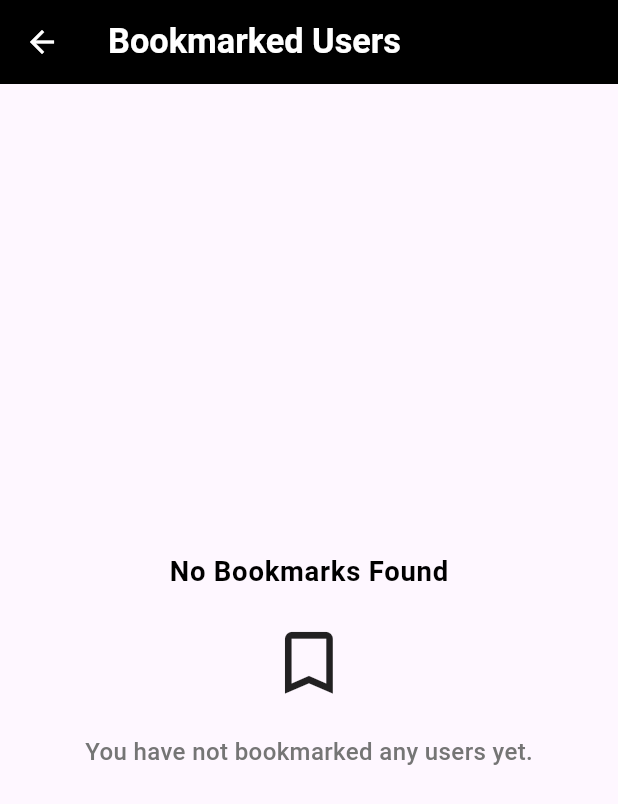
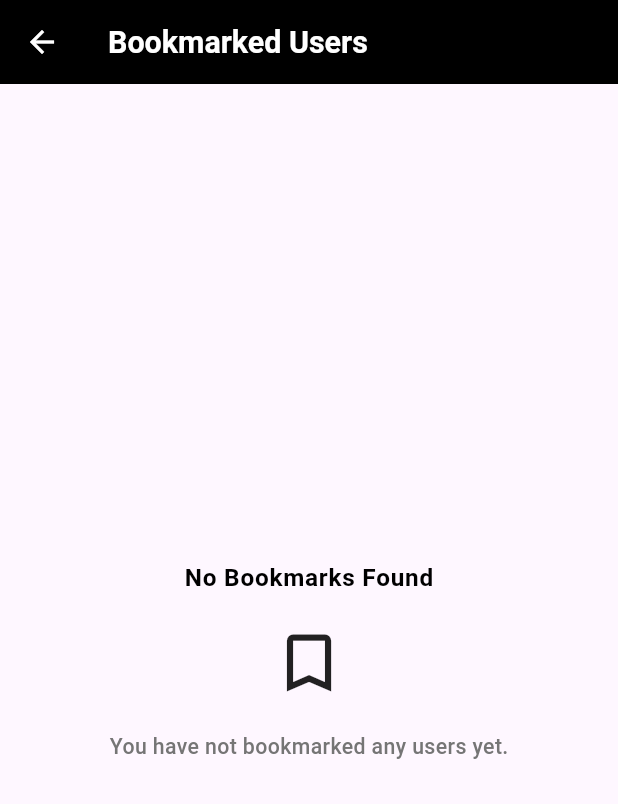
Before and after one commit to hussienhamdy/sof_demo, a Flutter app: the screen it shows after launch, after a tap on the "bookmark" icon, on a phone screen of 412 x 824 dp. Shown: the top 804 px of the screen. Run offline on Flutter 3.47's test engine with Material 3 defaults, Android fonts, the phone set to English and light mode, and no system bars; our stand-ins replace cached_network_image, connectivity_plus, dio, flutter_riverpod, flutter_screenutil, flutter_spinkit and 2 more; accounts and stored records are empty; network calls fail.

Commit message:
- Added a confirmation popup for the bookmark actions. - Fix to text theme configuration.

```diff
--- a/lib/features/users/presentation/widgets/user_reputation_list_item.dart
+++ b/lib/features/users/presentation/widgets/user_reputation_list_item.dart
@@ -48,7 +48,7 @@ class UserReputationListItem extends StatelessWidget {
                   SizedBox(height: 4.h),
                   Text(
                     reputation.creationDate.formattedDate,
-                    style: TextTheme.of(context).bodyMedium,
+                    style: TextTheme.of(context).bodySmall,
                   ),
                 ],
               ),
@@ -62,7 +62,7 @@ class UserReputationListItem extends StatelessWidget {
                   Icon(Icons.link, color: Colors.blueGrey[300], size: 18.sp),
                   Text(
                     'Post ID: ${reputation.postId}',
-                    style: TextTheme.of(context).bodySmall,
+                    style: TextTheme.of(context).labelSmall,
                   ),
                 ],
               ),
--- a/lib/main.dart
+++ b/lib/main.dart
@@ -21,6 +21,11 @@ class MyApp extends StatelessWidget {
 
   @override
   Widget build(BuildContext context) {
+    return ScreenUtilInit(
+      designSize: const Size(375, 812),
+      minTextAdapt: true,
+      splitScreenMode: true,
+      builder: (_, child) {
         return MaterialApp(
           debugShowCheckedModeBanner: false,
           title: 'SOF Demo',
@@ -35,19 +40,21 @@ class MyApp extends StatelessWidget {
               ),
               bodyLarge: TextStyle(fontSize: 16.sp, color: Colors.white),
               bodyMedium: TextStyle(fontSize: 14.sp, color: Colors.grey[600]),
-          bodySmall: TextStyle(fontSize: 12.sp, color: Colors.blueGrey[400]),
+              bodySmall: TextStyle(
+                fontSize: 12.sp,
+                color: Colors.blueGrey[400],
+              ),
+              labelSmall: TextStyle(
+                fontSize: 10.sp,
+                color: Colors.blueGrey[400],
+              ),
             ),
           ),
           onGenerateRoute: (RouteSettings settings) =>
               Routes().onGenerateRoute(settings),
-      builder: (ctx, child) {
-        ScreenUtil.init(ctx, designSize: const Size(375, 812));
-        return MediaQuery(
-          data: MediaQuery.of(ctx).copyWith(textScaler: TextScaler.linear(1.0)),
-          child: child!,
+          home: UsersScreen(),
         );
       },
-      home: UsersScreen(),
     );
   }
 }
```
Also changed, not shown: lib/core/presentation/widgets/custom_popup.dart (added, +105 -0 lines), lib/features/users/presentation/widgets/badge_count.dart (+1 -6 lines), lib/features/users/presentation/widgets/user_bookmark_status_widget.dart (+20 -5 lines). Lines whose indentation alone changed are shown as unchanged.
